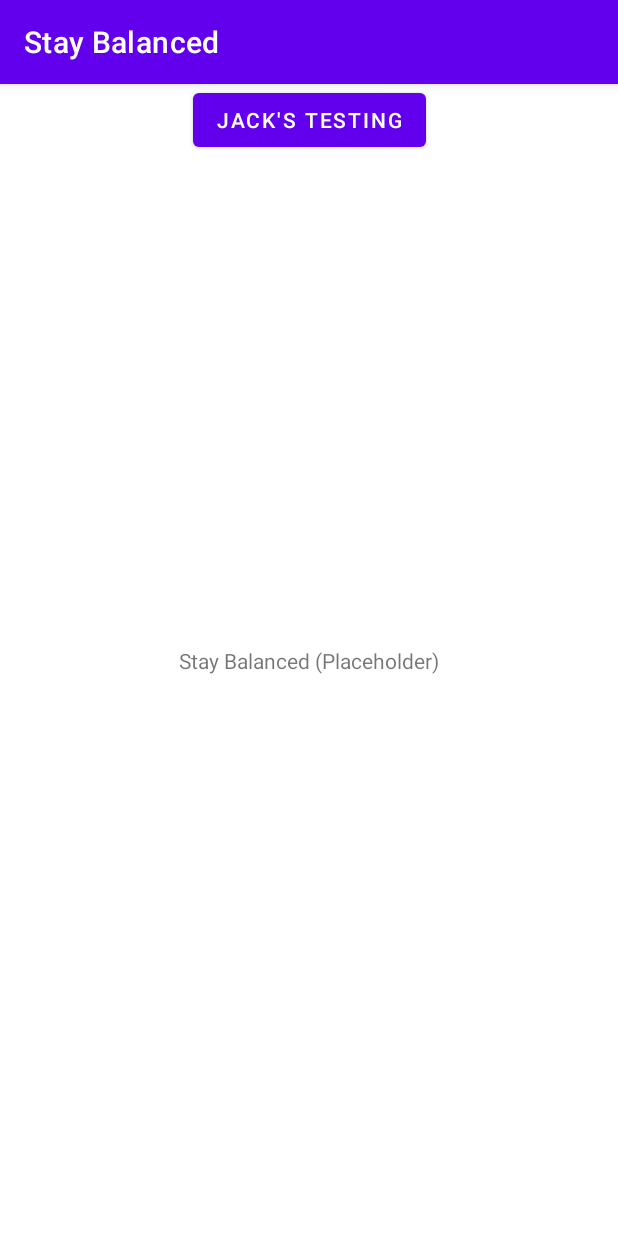
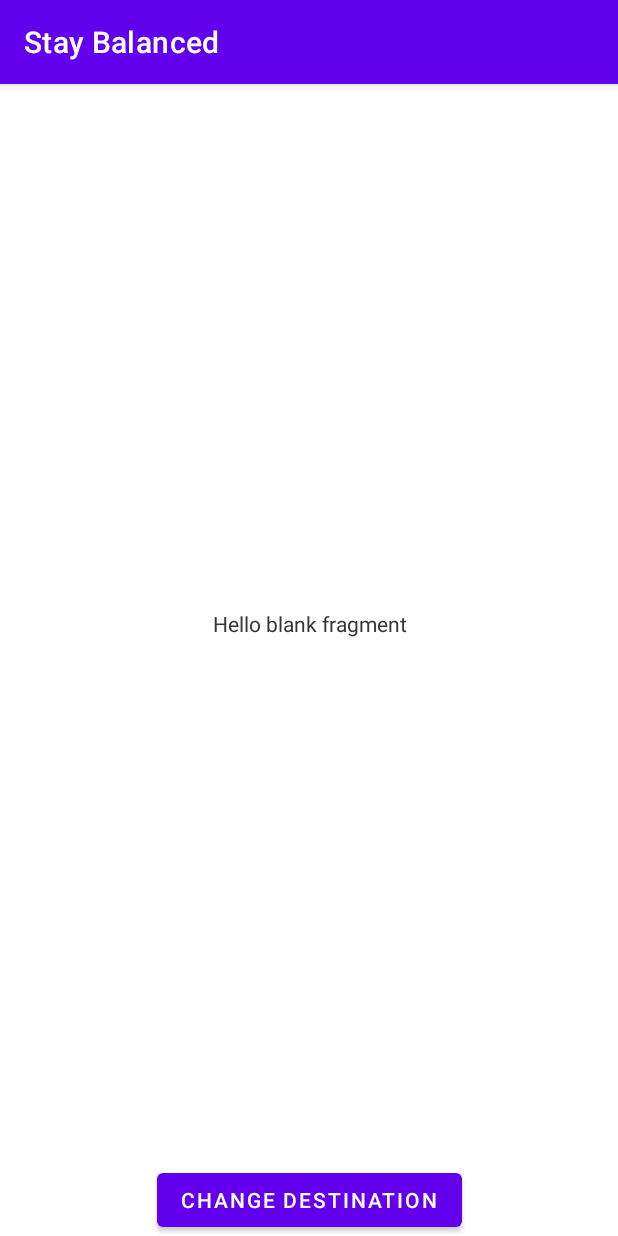
Before and after one commit to dotSlashJack/stay-balanced-app, an Android app: the screen it shows after launch (MainActivity), on a phone screen of 412 x 824 dp. Run offline under Robolectric (Android 15) with nearby library versions, the phone set to English and light mode, and no system bars.

Commit message:
init Fragment Experimentation

```diff
--- a/app/src/main/AndroidManifest.xml
+++ b/app/src/main/AndroidManifest.xml
@@ -10,9 +10,6 @@
         android:supportsRtl="true"
         android:theme="@style/Theme.StayBalanced">
         <activity
-            android:name=".JackTesting"
-            android:exported="false" />
-        <activity
             android:name=".MainActivity"
             android:exported="true">
             <intent-filter>
--- /dev/null
+++ b/app/src/main/java/edu/staybalanced/staybalanced/Fragment00.java
@@ -0,0 +1,77 @@
+package edu.staybalanced.staybalanced;
+
+import android.os.Bundle;
+
+import androidx.annotation.NonNull;
+import androidx.annotation.Nullable;
+import androidx.fragment.app.Fragment;
+
+import android.util.Log;
+import android.view.LayoutInflater;
+import android.view.View;
+import android.view.ViewGroup;
+
+/**
+ * A simple {@link Fragment} subclass.
+ * Use the {@link Fragment00#newInstance} factory method to
+ * create an instance of this fragment.
+ */
+public class Fragment00 extends Fragment {
+
+    // TODO: Rename parameter arguments, choose names that match
+    // the fragment initialization parameters, e.g. ARG_ITEM_NUMBER
+    private static final String ARG_PARAM1 = "param1";
+    private static final String ARG_PARAM2 = "param2";
+
+    // TODO: Rename and change types of parameters
+    private String mParam1;
+    private String mParam2;
+
+    public Fragment00() {
+        // Required empty public constructor
+        super(R.layout.fragment_00);
+    }
+
+    /**
+     * Use this factory method to create a new instance of
+     * this fragment using the provided parameters.
+     *
+     * @param param1 Parameter 1.
+     * @param param2 Parameter 2.
+     * @return A new instance of fragment Fragment00.
+     */
+    // TODO: Rename and change types and number of parameters
+    public static Fragment00 newInstance(String param1, String param2) {
+        Fragment00 fragment = new Fragment00();
+        Bundle args = new Bundle();
+        args.putString(ARG_PARAM1, param1);
+        args.putString(ARG_PARAM2, param2);
+        fragment.setArguments(args);
+        return fragment;
+    }
+
+    @Override
+    public void onCreate(Bundle savedInstanceState) {
+        super.onCreate(savedInstanceState);
+        if (getArguments() != null) {
+            mParam1 = getArguments().getString(ARG_PARAM1);
+            mParam2 = getArguments().getString(ARG_PARAM2);
+        }
+    }
+
+    @Override
+    public View onCreateView(LayoutInflater inflater, ViewGroup container,
+                             Bundle savedInstanceState) {
+        // Inflate the layout for this fragment
+        return inflater.inflate(R.layout.fragment_00, container, false);
+    }
+
+    @Override
+    public void onViewCreated(@NonNull View view, @Nullable Bundle savedInstanceState) {
+        Bundle args = getArguments();
+        if (args != null) {
+            String msg = requireArguments().getString("a_string");
+            Log.d("Fragment00", msg);
+        }
+    }
+}
--- a/app/src/main/java/edu/staybalanced/staybalanced/JackTesting.java
+++ /dev/null
@@ -1,14 +0,0 @@
-package edu.staybalanced.staybalanced;
-
-import androidx.appcompat.app.AppCompatActivity;
-
-import android.os.Bundle;
-
-public class JackTesting extends AppCompatActivity {
-
-    @Override
-    protected void onCreate(Bundle savedInstanceState) {
-        super.onCreate(savedInstanceState);
-        setContentView(R.layout.activity_jack_testing);
-    }
-}
--- a/app/src/main/java/edu/staybalanced/staybalanced/MainActivity.java
+++ b/app/src/main/java/edu/staybalanced/staybalanced/MainActivity.java
@@ -1,6 +1,9 @@
 package edu.staybalanced.staybalanced;
 
 import androidx.appcompat.app.AppCompatActivity;
+import androidx.navigation.NavController;
+import androidx.navigation.NavDirections;
+import androidx.navigation.fragment.NavHostFragment;
 
 import android.content.Intent;
 import android.os.Bundle;
@@ -12,10 +15,64 @@ public class MainActivity extends AppCompatActivity {
     protected void onCreate(Bundle savedInstanceState) {
         super.onCreate(savedInstanceState);
         setContentView(R.layout.activity_main);
+
+        /* This check for a savedInstanceState prevents the Fragment from being instantiated when it
+           already has been instantiated.  If the Activity's configuration changes and onCreate() is
+           called again, the Fragment is automatically restored from the savedInstanceState.
+         */
+        if (savedInstanceState == null) {
+            /* Example of using a FragmentManager to programmatically swap in a Fragment in a
+               FragmentContainerView
+
+               .setReorderingAllowed() is usually always set to true for a FragmentTransaction
+               .add(): A Bundle of values can be passed as the 3rd argument to help instantiate the
+                  Fragment Class named in the 2nd argument.  This bundle can be unpacked in the
+                  Fragment's onCreate() method.
+                * .replace() is an alternative to .add() which, in essence, first calls .remove() on
+                  all Fragments currently in a FragmentContainerView before calling .add().
+                * .add() and .replace() also have a 4th argument: String _tag_  -- This argument is
+                  used to programmatically assign a Tag to a Fragment (the equivalent of naming such
+                  a tag in the Fragment's XML using "android: tag='' ") which can be used to obtain
+                  a reference to the Fragment with findFragmentByTag().
+                   * Alternative to this, you can find a Fragment by its ID:
+                     fragmentManager.findFragmentById(_id-of-the-Fragment-Container-View);
+               .addToBackStack(): This method adds all the Fragments instantiated as part of this
+                  transaction to the Back Stack.  The user can then remove these Fragments by
+                  pressing the Back button.
+                * A String _name_ argument can be given to this method to allow us to go back to a
+                  specific Back stack state by referring to its name.
+                * AppCompatActivity.getSupportFragmentManager().popBackStack() can be called to
+                  programmatically "press" the Back button.
+                * If you call .remove() on a Fragment and don't also call .addToBackStack() on the
+                  FragmentTransaction, then the Fragment is Destroyed.  If you do, then the Fragment
+                  is only Stopped and can later be Resumed.
+             */
+            Bundle fragArgs = new Bundle();
+            fragArgs.putString("a_string", "A String from MainActivity");
+
+            getSupportFragmentManager().beginTransaction()
+                    .setReorderingAllowed(true)
+                    .add(R.id.frag_container, Fragment00.class, fragArgs)
+                    .addToBackStack(null)
+                    .commit();
+        }
+
+
     }
 
-    public void showJack(View view) {
-        Intent jack_intent = new Intent(MainActivity.this, JackTesting.class);
-        startActivity(jack_intent);
+    public void onClick(View view) {
+        /* Steps for using Navigation to go to a different arrangement of Fragments (a Destination)
+           rather than teh FragmentManager
+
+           1) We must get a reference to the NavHost in the FragmentContainerView.
+           2) Using SafeArg's generated Classes and methods, we generate an Action based on the
+              Actions defined in our NavGraph XML.
+           3) We get a reference to the NavHost's NavController object
+           4) Using the NavController, we execute the Navigation Action
+         */
+        NavHostFragment navHostFrag = (NavHostFragment) getSupportFragmentManager().findFragmentById(R.id.frag_container);
+        NavDirections action = Fragment00Directions.actionFragment00ToPlaceholder();
+        NavController navController = navHostFrag.getNavController();
+        navController.navigate(action);
     }
 }
--- a/app/src/main/res/layout/activity_jack_testing.xml
+++ /dev/null
@@ -1,9 +0,0 @@
-<?xml version="1.0" encoding="utf-8"?>
-<androidx.constraintlayout.widget.ConstraintLayout xmlns:android="http://schemas.android.com/apk/res/android"
-    xmlns:app="http://schemas.android.com/apk/res-auto"
-    xmlns:tools="http://schemas.android.com/tools"
-    android:layout_width="match_parent"
-    android:layout_height="match_parent"
-    tools:context=".JackTesting">
-
-</androidx.constraintlayout.widget.ConstraintLayout>
--- a/app/src/main/res/layout/activity_main.xml
+++ b/app/src/main/res/layout/activity_main.xml
@@ -6,24 +6,33 @@
     android:layout_height="match_parent"
     tools:context=".MainActivity">
 
-    <TextView
-        android:layout_width="wrap_content"
-        android:layout_height="wrap_content"
-        android:text="Stay Balanced (Placeholder)"
-        app:layout_constraintBottom_toBottomOf="parent"
-        app:layout_constraintLeft_toLeftOf="parent"
-        app:layout_constraintRight_toRightOf="parent"
-        app:layout_constraintTop_toTopOf="parent" />
+    <!--* This container provides a space for a Fragment to be instantiated
+        programmatically.
+        * The NavHostFragment is added as a namespace to support Navigation's
+        functions on this Container View
+        * Only 1 Container per Layout can be designated as the defaultNavHost.
+        This attribute determines which Container's changes affect the Back
+        Stack.-->
+    <androidx.fragment.app.FragmentContainerView
+        android:id="@+id/frag_container"
+        android:name="androidx.navigation.fragment.NavHostFragment"
+        android:layout_width="match_parent"
+        android:layout_height="0dp"
+        app:layout_constraintTop_toTopOf="parent"
+        app:layout_constraintBottom_toTopOf="@id/button"
+        app:layout_constraintStart_toStartOf="parent"
+        app:layout_constraintEnd_toEndOf="parent"
+        app:defaultNavHost="true"
+        app:navGraph="@navigation/nav_graph00"/>
 
     <Button
         android:id="@+id/button"
         android:layout_width="wrap_content"
         android:layout_height="wrap_content"
-        android:text="Jack's Testing"
-        android:onClick="showJack"
-        app:layout_constraintEnd_toEndOf="parent"
-        app:layout_constraintHorizontal_bias="0.5"
+        android:text="Change Destination"
+        android:onClick="onClick"
+        app:layout_constraintBottom_toBottomOf="parent"
         app:layout_constraintStart_toStartOf="parent"
-        tools:layout_editor_absoluteY="452dp" />
+        app:layout_constraintEnd_toEndOf="parent" />
 
 </androidx.constraintlayout.widget.ConstraintLayout>
--- /dev/null
+++ b/app/src/main/res/layout/fragment_00.xml
@@ -0,0 +1,16 @@
+<?xml version="1.0" encoding="utf-8"?>
+<FrameLayout
+    xmlns:android="http://schemas.android.com/apk/res/android"
+    xmlns:tools="http://schemas.android.com/tools"
+    android:layout_width="match_parent"
+    android:layout_height="match_parent"
+    tools:context=".Fragment00">
+
+    <!-- TODO: Update blank fragment layout -->
+    <TextView
+        android:layout_width="match_parent"
+        android:layout_height="match_parent"
+        android:text="@string/hello_blank_fragment"
+        android:gravity="center"/>
+
+</FrameLayout>
--- /dev/null
+++ b/app/src/main/res/navigation/nav_graph00.xml
@@ -0,0 +1,23 @@
+<?xml version="1.0" encoding="utf-8"?>
+<navigation
+    xmlns:android="http://schemas.android.com/apk/res/android"
+    xmlns:app="http://schemas.android.com/apk/res-auto"
+    xmlns:tools="http://schemas.android.com/tools"
+    android:id="@+id/nav_graph00"
+    app:startDestination="@id/fragment00">
+
+    <!--It's recommended that android:label is set to a String defined in
+        the Project's values resource files since these labels could be made
+        to appear on the screen with certain method calls.-->
+    <fragment
+        android:id="@+id/fragment00"
+        android:name="edu.staybalanced.staybalanced.Fragment00"
+        android:label="fragment_00"
+        tools:layout="@layout/fragment_00" >
+        <action
+            android:id="@+id/action_fragment00_to_placeholder"
+            app:destination="@id/placeholder" />
+    </fragment>
+    <!--TODO: Add another Fragment in place of Placeholder-->
+    <fragment android:id="@+id/placeholder" />
+</navigation>
--- a/app/src/main/res/values/strings.xml
+++ b/app/src/main/res/values/strings.xml
@@ -1,3 +1,5 @@
 <resources>
     <string name="app_name">Stay Balanced</string>
+    <!-- TODO: Remove or change this placeholder text -->
+    <string name="hello_blank_fragment">Hello blank fragment</string>
 </resources>
--- a/build.gradle
+++ b/build.gradle
@@ -7,6 +7,8 @@ buildscript {
     dependencies {
         classpath 'com.android.tools.build:gradle:7.1.1'
 
+        // For Navigation, enables type-safe navigation and argument passing
+        classpath "androidx.navigation:navigation-safe-args-gradle-plugin:2.4.1"
         // NOTE: Do not place your application dependencies here; they belong
         // in the individual module build.gradle files
     }
```
Also changed, not shown: app/build.gradle (+12 -1 lines).
